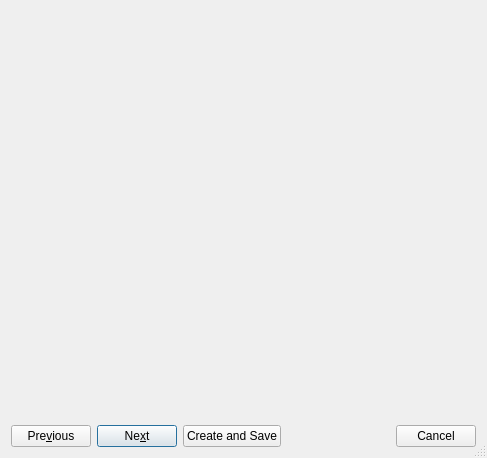
Qt form src/qt-widgets/CreateFeatureDialogUi.ui (GPlates/GPlates) before a commit.
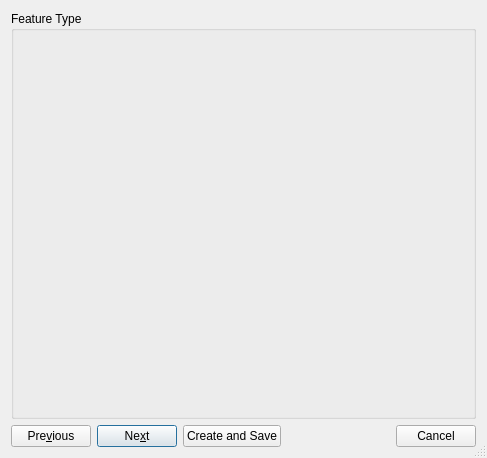
The same form after that commit. The open tabs and pages were chosen to show the change. Icons and pictures are not drawn.

```diff
--- a/src/qt-widgets/CreateFeatureDialogUi.ui
+++ b/src/qt-widgets/CreateFeatureDialogUi.ui
@@ -35,7 +35,16 @@
         <number>0</number>
        </property>
        <item>
-        <widget class="QWidget" name="widget_choose_feature_type_placeholder" native="true"/>
+        <widget class="QGroupBox" name="groupbox_feature_type">
+         <property name="title">
+          <string>Feature Type</string>
+         </property>
+         <layout class="QHBoxLayout" name="horizontalLayout">
+          <item>
+           <widget class="QWidget" name="widget_choose_feature_type_placeholder" native="true"/>
+          </item>
+         </layout>
+        </widget>
        </item>
       </layout>
      </widget>
```
Left out of the diff: 2 changed lines with no effect on the pictures.
